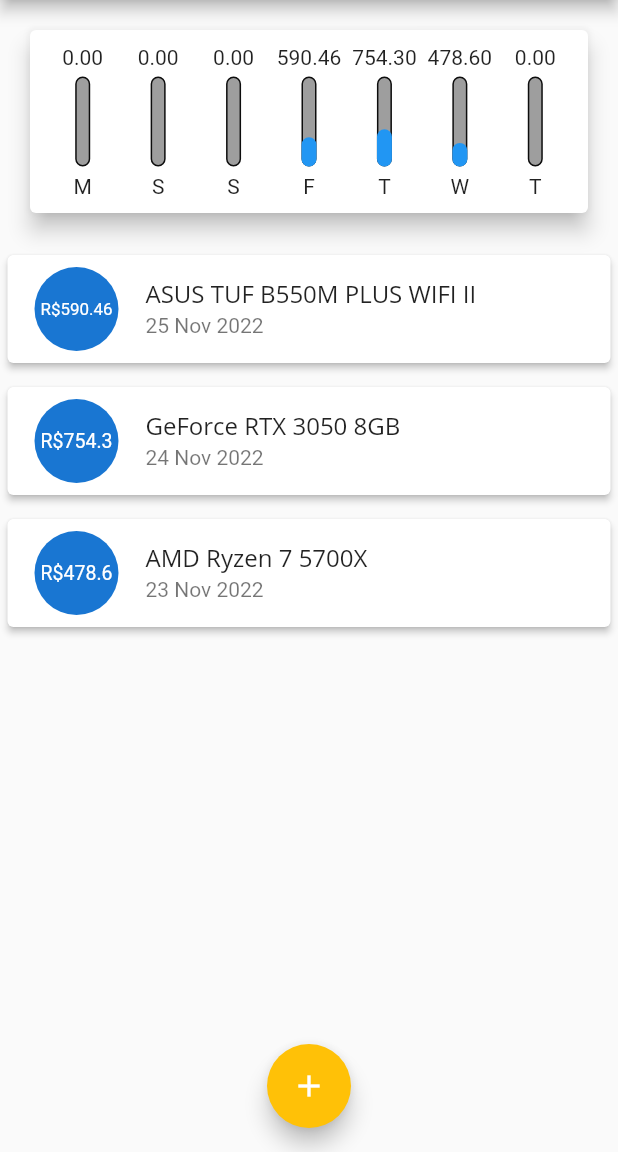
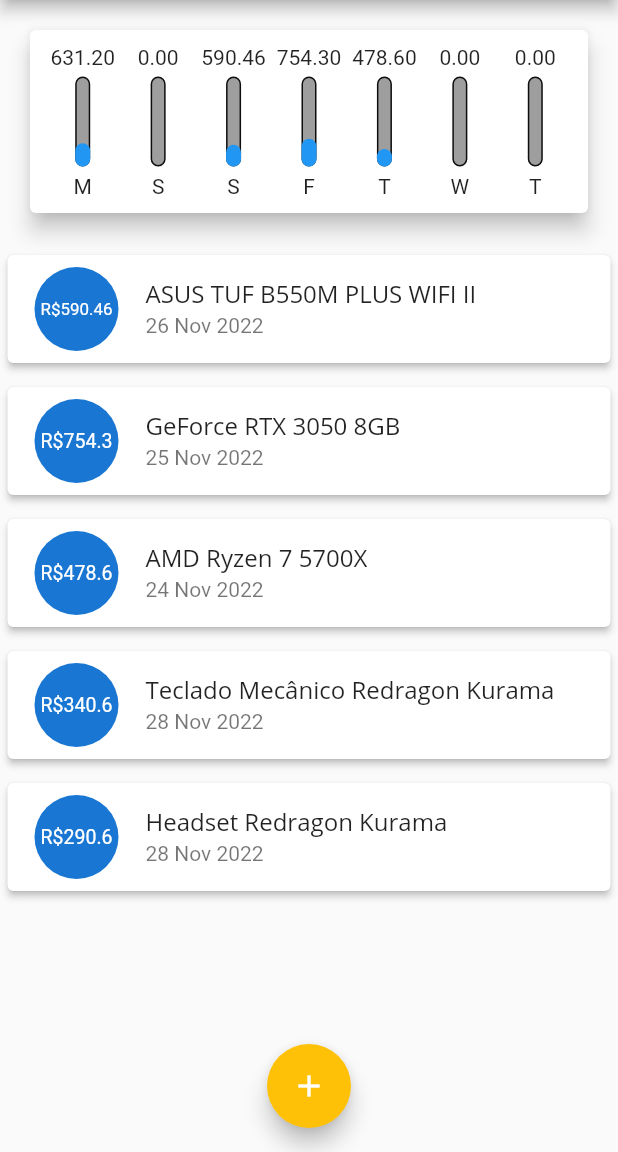
Before and after one commit to EwertonBatista/expenses, a Flutter app: the screen it shows after launch, on a phone screen of 412 x 824 dp, the part 84-1236 px from its top. Run offline on Flutter 3.47's test engine with Material 2 defaults, Android fonts, the phone set to English and light mode, and no system bars.

```diff
--- a/lib/main.dart
+++ b/lib/main.dart
@@ -50,19 +50,31 @@ class _MyHomePageState extends State<MyHomePage> {
       id: 't1',
       title: 'ASUS TUF B550M PLUS WIFI II',
       value: 590.46,
-      date: DateTime.now().subtract(Duration(days: 3)),
+      date: DateTime.now().subtract(Duration(days: 2)),
     ),
     Transaction(
       id: 't2',
       title: 'GeForce RTX 3050 8GB',
       value: 754.30,
+      date: DateTime.now().subtract(Duration(days: 3)),
+    ),
+    Transaction(
+      id: 't3',
+      title: 'AMD Ryzen 7 5700X',
+      value: 478.60,
       date: DateTime.now().subtract(Duration(days: 4)),
     ),
     Transaction(
-      id: 'jaca',
-      title: 'AMD Ryzen 7 5700X',
-      value: 478.60,
-      date: DateTime.now().subtract(Duration(days: 5)),
+      id: 't4',
+      title: 'Teclado Mecânico Redragon Kurama',
+      value: 340.60,
+      date: DateTime.now(),
+    ),
+    Transaction(
+      id: 't5',
+      title: 'Headset Redragon Kurama',
+      value: 290.60,
+      date: DateTime.now(),
     ),
   ];
 
```
